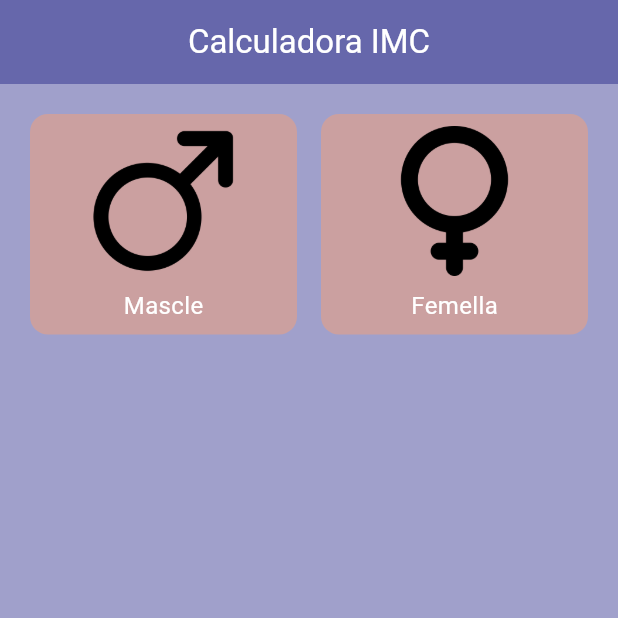
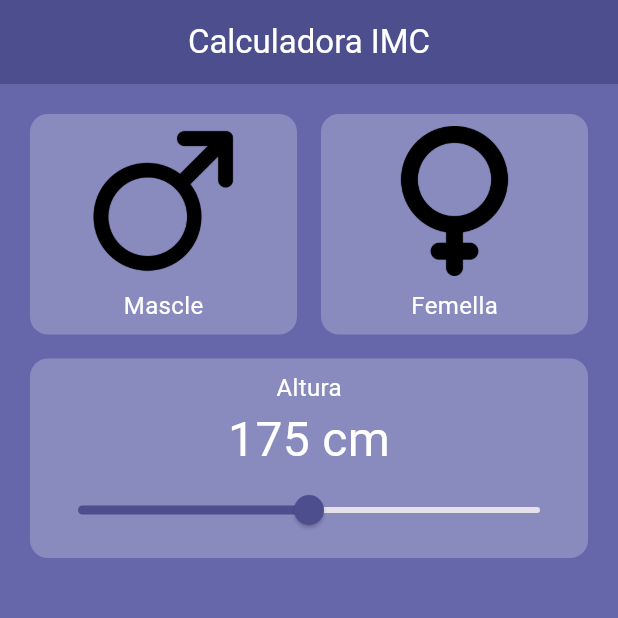
Before and after one commit to yagoyasser/flutter_calculadora_imc, a Flutter app: the screen it shows after launch, on a phone screen of 412 x 824 dp, the top half of it. Run offline on Flutter 3.47's test engine with Material 3 defaults, Android fonts, the light colour scheme and no system bars.

Commit message:
Implementació lliscador d'altura

```diff
--- /dev/null
+++ b/calculadora_imc/lib/components/selector_altura.dart
@@ -0,0 +1,64 @@
+import 'package:calculadora_imc/nucli/app_colors.dart';
+import 'package:calculadora_imc/nucli/estils_texts.dart';
+import 'package:calculadora_imc/nucli/paddings.dart';
+import 'package:flutter/material.dart';
+
+class SelectorAltura extends StatefulWidget {
+  const SelectorAltura({super.key});
+
+  @override
+  State<SelectorAltura> createState() => _SelectorAlturaState();
+}
+
+class _SelectorAlturaState extends State<SelectorAltura> {
+  double altura = 175;
+  double alturaMin = 125;
+  double alturaMax = 225;
+
+  @override
+  Widget build(BuildContext context) {
+    return Row(
+      children: [
+        Expanded(
+          child: Padding(
+            padding: EdgeInsets.only(left: Paddings.paddingGran, top: Paddings.paddingPetit, right: Paddings.paddingGran, bottom: Paddings.paddingPetit),
+            child: Container(
+              decoration: BoxDecoration(
+                color: AppColors.fonsComponent,
+                borderRadius: BorderRadius.circular(12)
+              ),
+              child: Padding(
+                padding: const EdgeInsets.all(8),
+                child: Column(
+                  children: [
+                    Text(
+                      "Altura",
+                      style: EstilsTexts.textClar,
+                    ),
+                    Text(
+                      "${altura.toInt()} cm",
+                      style: EstilsTexts.textClarGran,
+                    ),
+                    Slider(
+                      value: altura,
+                      onChanged: (valor) {
+                        setState(() {
+                          altura = valor;
+                        });
+                      },
+                      min: alturaMin,
+                      max: alturaMax,
+                      divisions: (alturaMax - alturaMin).toInt(),
+                      activeColor: AppColors.primary,
+                      // label: "${altura.toInt()}"
+                    )
+                  ],
+                ),
+              ),
+            ),
+          )
+        ),
+      ],
+    );
+  }
+}
--- a/calculadora_imc/lib/components/selector_sexe.dart
+++ b/calculadora_imc/lib/components/selector_sexe.dart
@@ -30,7 +30,7 @@ class _SelectorSexeState extends State<SelectorSexe> {
               });
             },
             child: Padding(
-              padding: EdgeInsets.only(left: Paddings.paddingGran, top: Paddings.paddingGran, right: Paddings.paddingPetit, bottom: Paddings.paddingGran),
+              padding: EdgeInsets.only(left: Paddings.paddingGran, top: Paddings.paddingGran, right: Paddings.paddingPetit, bottom: Paddings.paddingPetit),
               child: Container(
                 decoration: BoxDecoration(
                   color: sexeSeleccionat == "Mascle"
@@ -53,7 +53,7 @@ class _SelectorSexeState extends State<SelectorSexe> {
                         padding: EdgeInsets.symmetric(vertical: Paddings.paddingPetit),
                         child: Text(
                           "Mascle",
-                          style: EstilsTexts.cosText,
+                          style: EstilsTexts.textClar,
                         ),
                       )
                     ],
@@ -75,7 +75,8 @@ class _SelectorSexeState extends State<SelectorSexe> {
               });
             },
             child: Padding(
-              padding: EdgeInsets.only(left: Paddings.paddingPetit, top: Paddings.paddingGran, right: Paddings.paddingGran, bottom: Paddings.paddingGran),
+              padding: EdgeInsets.only(left: Paddings.paddingPetit, top: Paddings.paddingGran, right: Paddings.paddingGran, bottom: Paddings.paddingPetit
+              ),
               child: Container(
                 decoration: BoxDecoration(
                   color: sexeSeleccionat == "Femella"
@@ -98,7 +99,7 @@ class _SelectorSexeState extends State<SelectorSexe> {
                         padding: EdgeInsets.symmetric(vertical: Paddings.paddingPetit),
                         child: Text(
                           "Femella",
-                          style: EstilsTexts.cosText,
+                          style: EstilsTexts.textClar,
                         ),
                       )
                     ],
--- a/calculadora_imc/lib/main.dart
+++ b/calculadora_imc/lib/main.dart
@@ -18,7 +18,7 @@ class MainApp extends StatelessWidget {
           AppBar(
             backgroundColor: AppColors.primary,
             title: Text("Calculadora IMC"),
-            foregroundColor: AppColors.textModeOscur,
+            foregroundColor: Colors.white,
             centerTitle: true,
           ),
         body: PantallaInici(),
--- a/calculadora_imc/lib/nucli/app_colors.dart
+++ b/calculadora_imc/lib/nucli/app_colors.dart
@@ -1,16 +1,12 @@
 import 'package:flutter/material.dart';
 
 class AppColors {
-  static const Color primary = Color(0xFF6667AB);
+  static const Color primary = Color(0xFF4D4E8D);
   static const Color secondary = Color(0xFFAB6667);
   static const Color accent = Color(0xFF67AB66);
 
   // Fons
-  static const Color fons = Color(0xFFA0A0CB);
-  static const Color fonsComponent = Color(0xFFCBA0A0);
-  static const Color fonsComponentSeleccionat = Color(0xFFA0CBA0);
-
-  // Text
-  static const Color textModeClar = Colors.black;
-  static const Color textModeOscur = Colors.white;
+  static const Color fons = Color(0xFF6667AB);
+  static const Color fonsComponent = Color(0xFF898ABE);
+  static const Color fonsComponentSeleccionat = Color(0xFF78BC77);
 }
--- a/calculadora_imc/lib/nucli/estils_texts.dart
+++ b/calculadora_imc/lib/nucli/estils_texts.dart
@@ -3,8 +3,25 @@ import 'package:flutter/material.dart';
 class EstilsTexts {
   // No es poden emprar els color personalitzats de app_colors.dart perquè, després, a l'emprar aquesta variable a selector_sexe, dóna error perquè prové d'una classe externa:
   // per dir-ho d'altra forma, perquè provendria d'una classe que prové d'altra classe, al que Dart no és capaç de determinar que siga un TextStyle en temps de compilació
-  static const TextStyle cosText = TextStyle(
+  // Revisar nota
+
+  static const TextStyle textClar = TextStyle(
     color: Colors.white,
     fontSize: 16,
   );
+
+  static const TextStyle textClarGran = TextStyle(
+    color: Colors.white,
+    fontSize: 32,
+  );
+
+  static const TextStyle textFosc = TextStyle(
+    color: Colors.black,
+    fontSize: 16,
+  );
+
+  static const TextStyle textFoscGran = TextStyle(
+    color: Colors.black,
+    fontSize: 32,
+  );
 }
--- a/calculadora_imc/lib/pantalles/pantalla_inici.dart
+++ b/calculadora_imc/lib/pantalles/pantalla_inici.dart
@@ -1,3 +1,4 @@
+import 'package:calculadora_imc/components/selector_altura.dart';
 import 'package:calculadora_imc/components/selector_sexe.dart';
 import 'package:flutter/material.dart';
 
@@ -14,6 +15,7 @@ class _PantallaIniciState extends State<PantallaInici> {
     return Column(
       children: [
         SelectorSexe(),
+        SelectorAltura(),
       ]
     );
   }
```
